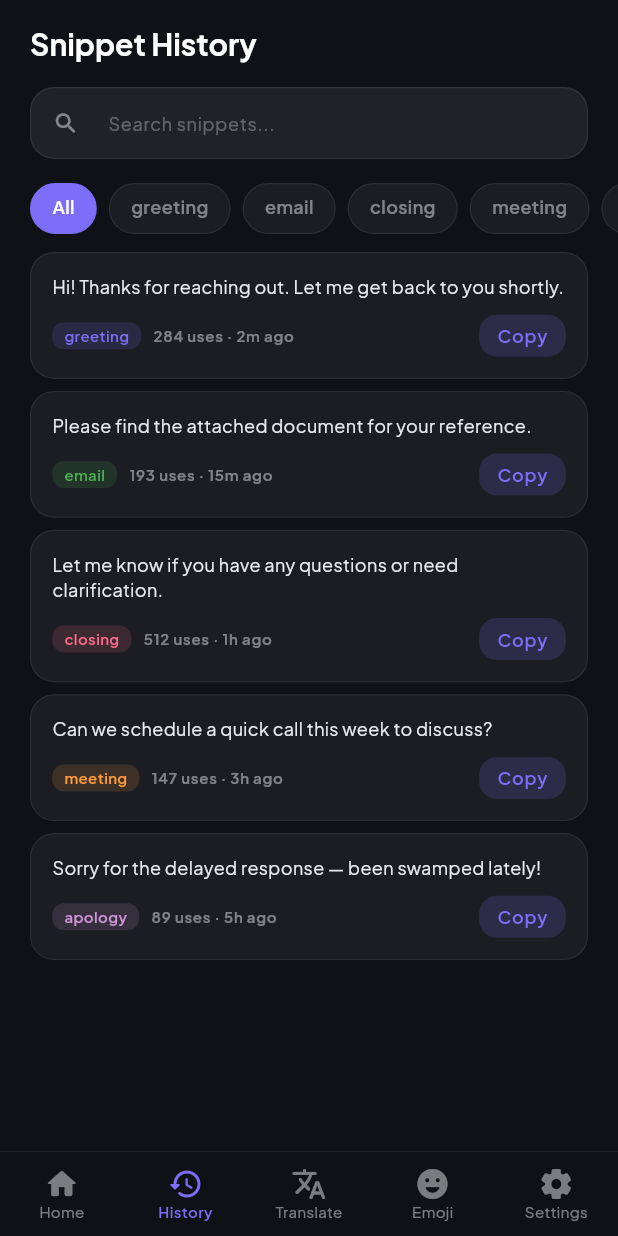
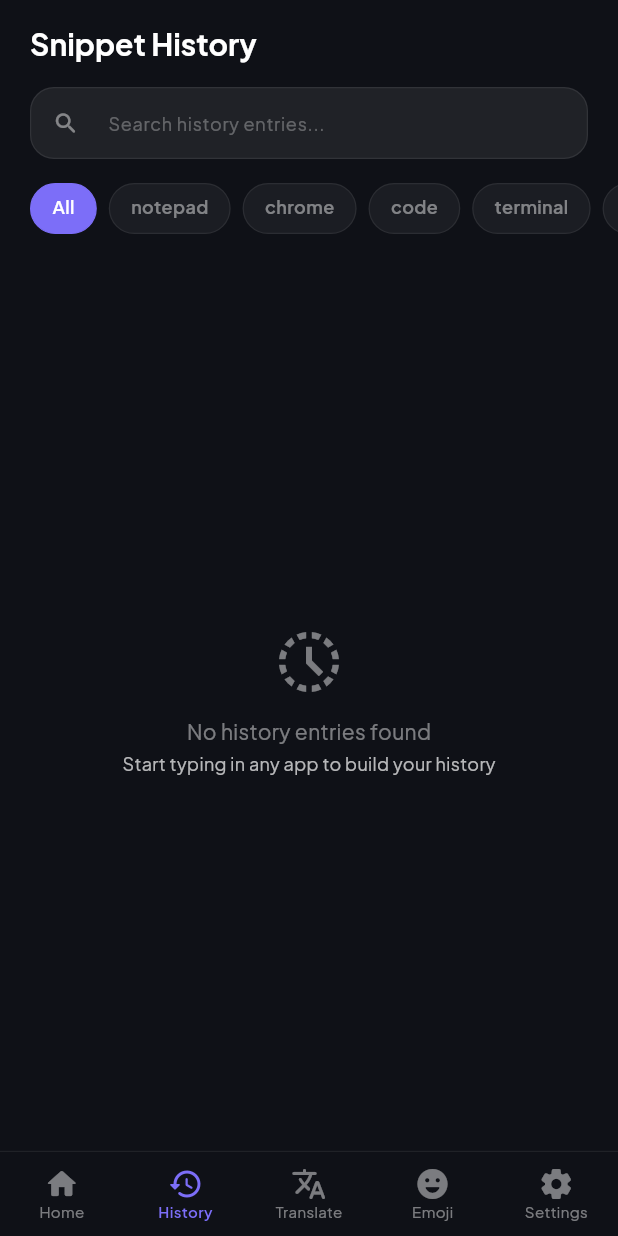
Before and after one commit to tramakrishna3012/KeyFlow, a Flutter app: the screen it shows after launch, item 2 of the bottom bar chosen, on a phone screen of 412 x 824 dp. Run offline on Flutter 3.47's test engine with Material 3 defaults, Android fonts, the phone set to English and light mode, and no system bars; our stand-ins replace flutter_riverpod, flutter_secure_storage, go_router, google_fonts, sqflite_sqlcipher; accounts and stored records are empty.

Commit message:
feat: implement history screen, detail view, and associated state providers with UI and performance regression tests

```diff
--- /dev/null
+++ b/app/lib/features/history/history_providers.dart
@@ -0,0 +1,57 @@
+import 'package:flutter_riverpod/flutter_riverpod.dart';
+import '../../data/models/history_entry.dart';
+import '../../data/providers.dart';
+
+/// State provider for the current search query string.
+final searchQueryProvider = StateProvider<String>((ref) => '');
+
+/// State provider for the active tag/app filter.
+final activeTagProvider = StateProvider<String>((ref) => 'All');
+
+/// Async provider yielding history entries based on search query and filter tag.
+final historyEntriesProvider = FutureProvider.autoDispose<List<HistoryEntry>>((ref) async {
+  final repository = ref.watch(historyRepositoryProvider);
+  final query = ref.watch(searchQueryProvider);
+  final tag = ref.watch(activeTagProvider);
+
+  final List<HistoryEntry> entries = await repository.search(query);
+
+  if (tag == 'All') {
+    return entries;
+  }
+
+  return entries.where((e) {
+    final lowerTag = tag.toLowerCase();
+    return e.sourceApp.toLowerCase().contains(lowerTag) ||
+        (e.category != null && e.category!.toLowerCase().contains(lowerTag));
+  }).toList();
+});
+
+/// Controller to perform history entry deletions.
+class HistoryNotifier extends StateNotifier<AsyncValue<void>> {
+  HistoryNotifier(this.ref) : super(const AsyncValue.data(null));
+
+  final Ref ref;
+
+  Future<void> deleteEntry(String id) async {
+    state = const AsyncValue.loading();
+    state = await AsyncValue.guard(() async {
+      final repository = ref.read(historyRepositoryProvider);
+      await repository.deleteEntry(id);
+      ref.invalidate(historyEntriesProvider);
+    });
+  }
+
+  Future<void> clearAll() async {
+    state = const AsyncValue.loading();
+    state = await AsyncValue.guard(() async {
+      final repository = ref.read(historyRepositoryProvider);
+      await repository.clearAll();
+      ref.invalidate(historyEntriesProvider);
+    });
+  }
+}
+
+final historyNotifierProvider = StateNotifierProvider<HistoryNotifier, AsyncValue<void>>(
+  (ref) => HistoryNotifier(ref),
+);
--- a/app/lib/features/history/history_screen.dart
+++ b/app/lib/features/history/history_screen.dart
@@ -1,71 +1,46 @@
 import 'package:flutter/material.dart';
-
+import 'package:flutter/services.dart';
+import 'package:flutter_riverpod/flutter_riverpod.dart';
 import '../../core/theme/app_colors.dart';
 import '../../core/widgets/keyflow_card.dart';
 import '../../core/widgets/keyflow_search_bar.dart';
+import '../../data/models/history_entry.dart';
+import 'history_providers.dart';
+import 'snippet_detail_screen.dart';
 
-/// Snippet history screen matching the Figma "History" tab.
-///
-/// Shows: search bar, horizontal tag filter pills, scrollable
-/// snippet cards with category, use count, timestamp, and copy action.
-class HistoryScreen extends StatefulWidget {
+/// Snippet history screen matching SRS FR-7/FR-8 and UIUX §2.2-2.3.
+class HistoryScreen extends ConsumerStatefulWidget {
   const HistoryScreen({super.key});
 
   @override
-  State<HistoryScreen> createState() => _HistoryScreenState();
+  ConsumerState<HistoryScreen> createState() => _HistoryScreenState();
 }
 
-class _HistoryScreenState extends State<HistoryScreen> {
-  String _activeTag = 'All';
+class _HistoryScreenState extends ConsumerState<HistoryScreen> {
+  final TextEditingController _searchController = TextEditingController();
 
   static const _tags = [
     'All',
-    'greeting',
+    'notepad',
+    'chrome',
+    'code',
+    'terminal',
+    'safari',
     'email',
-    'closing',
-    'meeting',
-    'apology',
-    'legal',
-    'signature',
-    'code',
-  ];
-
-  static const _snippets = [
-    _Snippet(
-      text: 'Hi! Thanks for reaching out. Let me get back to you shortly.',
-      category: 'greeting',
-      uses: 284,
-      timeAgo: '2m ago',
-    ),
-    _Snippet(
-      text: 'Please find the attached document for your reference.',
-      category: 'email',
-      uses: 193,
-      timeAgo: '15m ago',
-    ),
-    _Snippet(
-      text: 'Let me know if you have any questions or need clarification.',
-      category: 'closing',
-      uses: 512,
-      timeAgo: '1h ago',
-    ),
-    _Snippet(
-      text: 'Can we schedule a quick call this week to discuss?',
-      category: 'meeting',
-      uses: 147,
-      timeAgo: '3h ago',
-    ),
-    _Snippet(
-      text:
-          'Sorry for the delayed response — been swamped lately!',
-      category: 'apology',
-      uses: 89,
-      timeAgo: '5h ago',
-    ),
   ];
 
   @override
-  Widget build(BuildContext context) => Scaffold(
+  void dispose() {
+    _searchController.dispose();
+    super.dispose();
+  }
+
+  @override
+  Widget build(BuildContext context) {
+    final activeTag = ref.watch(activeTagProvider);
+    final historyAsync = ref.watch(historyEntriesProvider);
+
+    return Scaffold(
       body: SafeArea(
         child: Column(
           crossAxisAlignment: CrossAxisAlignment.start,
@@ -78,32 +53,67 @@ class _HistoryScreenState extends State<HistoryScreen> {
               ),
             ),
             const SizedBox(height: 16),
-              const Padding(
-                padding: EdgeInsets.symmetric(horizontal: 20),
-                child: KeyFlowSearchBar(hintText: 'Search snippets...'),
+            Padding(
+              padding: const EdgeInsets.symmetric(horizontal: 20),
+              child: KeyFlowSearchBar(
+                controller: _searchController,
+                hintText: 'Search history entries...',
+                onChanged: (value) {
+                  ref.read(searchQueryProvider.notifier).state = value;
+                },
+              ),
             ),
             const SizedBox(height: 16),
-              _buildTagFilters(),
+            _buildTagFilters(activeTag),
             const SizedBox(height: 12),
             Expanded(
-                child: ListView.separated(
+              child: historyAsync.when(
+                data: (entries) => entries.isEmpty
+                    ? _buildEmptyState()
+                    : ListView.separated(
                         padding: const EdgeInsets.symmetric(horizontal: 20),
-                  itemCount: _filteredSnippets.length,
+                        itemCount: entries.length,
                         separatorBuilder: (_, _) => const SizedBox(height: 8),
-                  itemBuilder: (context, index) =>
-                      _buildSnippetCard(context, _filteredSnippets[index]),
+                        itemBuilder: (context, index) {
+                          final entry = entries[index];
+                          return Dismissible(
+                            key: Key(entry.id),
+                            direction: DismissDirection.endToStart,
+                            background: Container(
+                              alignment: Alignment.centerRight,
+                              padding: const EdgeInsets.only(right: 20),
+                              decoration: BoxDecoration(
+                                color: AppColors.destructive.withOpacity(0.2),
+                                borderRadius: BorderRadius.circular(12),
+                              ),
+                              child: const Icon(Icons.delete_outline, color: AppColors.destructive),
+                            ),
+                            onDismissed: (_) {
+                              ref.read(historyNotifierProvider.notifier).deleteEntry(entry.id);
+                              ScaffoldMessenger.of(context).showSnackBar(
+                                const SnackBar(
+                                  content: Text('Entry deleted'),
+                                  duration: Duration(seconds: 1),
+                                ),
+                              );
+                            },
+                            child: _buildSnippetCard(context, entry),
+                          );
+                        },
+                      ),
+                loading: () => const Center(child: CircularProgressIndicator()),
+                error: (err, stack) => Center(
+                  child: Text('Error loading history: $err', style: const TextStyle(color: AppColors.destructive)),
+                ),
               ),
             ),
           ],
         ),
       ),
     );
+  }
 
-  List<_Snippet> get _filteredSnippets => _activeTag == 'All'
-      ? _snippets
-      : _snippets.where((s) => s.category == _activeTag).toList();
-
-  Widget _buildTagFilters() => SizedBox(
+  Widget _buildTagFilters(String activeTag) => SizedBox(
         height: 34,
         child: ListView.separated(
           scrollDirection: Axis.horizontal,
@@ -112,23 +122,21 @@ class _HistoryScreenState extends State<HistoryScreen> {
           separatorBuilder: (_, _) => const SizedBox(width: 8),
           itemBuilder: (_, index) {
             final tag = _tags[index];
-            final isActive = tag == _activeTag;
+            final isActive = tag == activeTag;
             return GestureDetector(
-              onTap: () => setState(() => _activeTag = tag),
+              onTap: () {
+                ref.read(activeTagProvider.notifier).state = tag;
+              },
               child: Container(
                 padding: const EdgeInsets.symmetric(
                   horizontal: 14,
                   vertical: 7,
                 ),
                 decoration: BoxDecoration(
-                  color: isActive
-                      ? AppColors.primary
-                      : AppColors.cardSurface,
+                  color: isActive ? AppColors.primary : AppColors.cardSurface,
                   borderRadius: BorderRadius.circular(20),
                   border: Border.all(
-                    color: isActive
-                        ? AppColors.primary
-                        : AppColors.cardBorder,
+                    color: isActive ? AppColors.primary : AppColors.cardBorder,
                     width: 0.8,
                   ),
                 ),
@@ -137,9 +145,7 @@ class _HistoryScreenState extends State<HistoryScreen> {
                   style: TextStyle(
                     fontSize: 12,
                     fontWeight: FontWeight.w600,
-                    color: isActive
-                        ? AppColors.textPrimary
-                        : AppColors.textMuted,
+                    color: isActive ? AppColors.textPrimary : AppColors.textMuted,
                   ),
                 ),
               ),
@@ -148,15 +154,25 @@ class _HistoryScreenState extends State<HistoryScreen> {
         ),
       );
 
-  Widget _buildSnippetCard(BuildContext context, _Snippet snippet) {
-    final categoryColor = _colorForCategory(snippet.category);
-    return KeyFlowCard(
+  Widget _buildSnippetCard(BuildContext context, HistoryEntry entry) {
+    final categoryColor = _colorForApp(entry.sourceApp);
+
+    return InkWell(
+      onTap: () {
+        Navigator.of(context).push(
+          MaterialPageRoute(
+            builder: (ctx) => SnippetDetailScreen(entry: entry),
+          ),
+        );
+      },
+      borderRadius: BorderRadius.circular(12),
+      child: KeyFlowCard(
         padding: const EdgeInsets.all(14),
         child: Column(
           crossAxisAlignment: CrossAxisAlignment.start,
           children: [
             Text(
-            snippet.text,
+              entry.text,
               style: Theme.of(context).textTheme.bodyMedium?.copyWith(
                     color: AppColors.textSecondary,
                   ),
@@ -172,11 +188,11 @@ class _HistoryScreenState extends State<HistoryScreen> {
                     vertical: 2,
                   ),
                   decoration: BoxDecoration(
-                  color: categoryColor.withValues(alpha: 0.15),
+                    color: categoryColor.withOpacity(0.15),
                     borderRadius: BorderRadius.circular(8),
                   ),
                   child: Text(
-                  snippet.category,
+                    entry.sourceApp,
                     style: TextStyle(
                       fontSize: 10,
                       fontWeight: FontWeight.w600,
@@ -186,11 +202,21 @@ class _HistoryScreenState extends State<HistoryScreen> {
                 ),
                 const SizedBox(width: 8),
                 Text(
-                '${snippet.uses} uses · ${snippet.timeAgo}',
+                  _formatTimeAgo(entry.capturedAt),
                   style: Theme.of(context).textTheme.labelSmall,
                 ),
                 const Spacer(),
-              Container(
+                GestureDetector(
+                  onTap: () {
+                    Clipboard.setData(ClipboardData(text: entry.text));
+                    ScaffoldMessenger.of(context).showSnackBar(
+                      const SnackBar(
+                        content: Text('Copied & ready to insert!'),
+                        duration: Duration(seconds: 1),
+                      ),
+                    );
+                  },
+                  child: Container(
                     padding: const EdgeInsets.symmetric(
                       horizontal: 12,
                       vertical: 6,
@@ -200,45 +226,57 @@ class _HistoryScreenState extends State<HistoryScreen> {
                       borderRadius: BorderRadius.circular(12),
                     ),
                     child: Text(
-                  'Copy',
+                      'Insert',
                       style: Theme.of(context).textTheme.labelMedium,
+                    ),
                   ),
                 ),
               ],
             ),
           ],
         ),
+      ),
     );
   }
 
-  Color _colorForCategory(String category) {
-    switch (category) {
-      case 'greeting':
-        return AppColors.tagGreeting;
-      case 'email':
+  Widget _buildEmptyState() {
+    return Center(
+      child: Column(
+        mainAxisAlignment: MainAxisAlignment.center,
+        children: [
+          const Icon(Icons.history_toggle_off, size: 48, color: AppColors.textMuted),
+          const SizedBox(height: 12),
+          Text(
+            'No history entries found',
+            style: TextStyle(color: AppColors.textMuted, fontSize: 14),
+          ),
+          const SizedBox(height: 4),
+          Text(
+            'Start typing in any app to build your history',
+            style: TextStyle(color: AppColors.textMuted.withOpacity(0.7), fontSize: 12),
+          ),
+        ],
+      ),
+    );
+  }
+
+  Color _colorForApp(String sourceApp) {
+    final lower = sourceApp.toLowerCase();
+    if (lower.contains('chrome') || lower.contains('browser') || lower.contains('safari')) {
       return AppColors.tagEmail;
-      case 'closing':
-        return AppColors.tagClosing;
-      case 'meeting':
+    } else if (lower.contains('code') || lower.contains('terminal')) {
       return AppColors.tagMeeting;
-      case 'apology':
+    } else if (lower.contains('1password') || lower.contains('bitwarden')) {
       return AppColors.tagApology;
-      default:
+    }
     return AppColors.primary;
   }
+
+  String _formatTimeAgo(DateTime dt) {
+    final diff = DateTime.now().difference(dt);
+    if (diff.inMinutes < 1) return 'Just now';
+    if (diff.inMinutes < 60) return '${diff.inMinutes}m ago';
+    if (diff.inHours < 24) return '${diff.inHours}h ago';
+    return '${diff.inDays}d ago';
   }
 }
-
-class _Snippet {
-  const _Snippet({
-    required this.text,
-    required this.category,
-    required this.uses,
-    required this.timeAgo,
-  });
-
-  final String text;
-  final String category;
-  final int uses;
-  final String timeAgo;
-}
```
Also changed, not shown: app/lib/features/history/snippet_detail_screen.dart (added, +202 -0 lines), 2 other files. Lines whose indentation alone changed are shown as unchanged.
